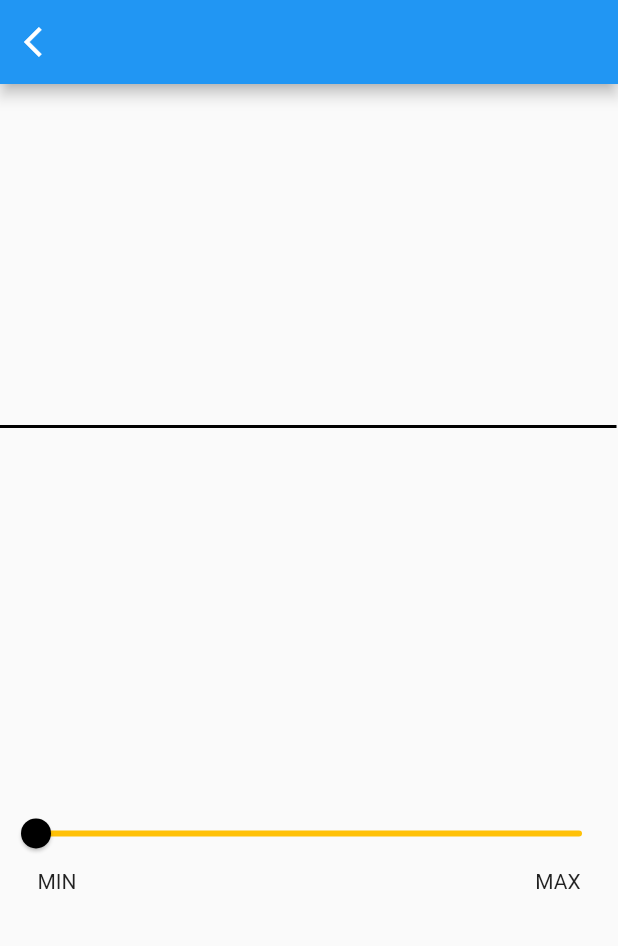
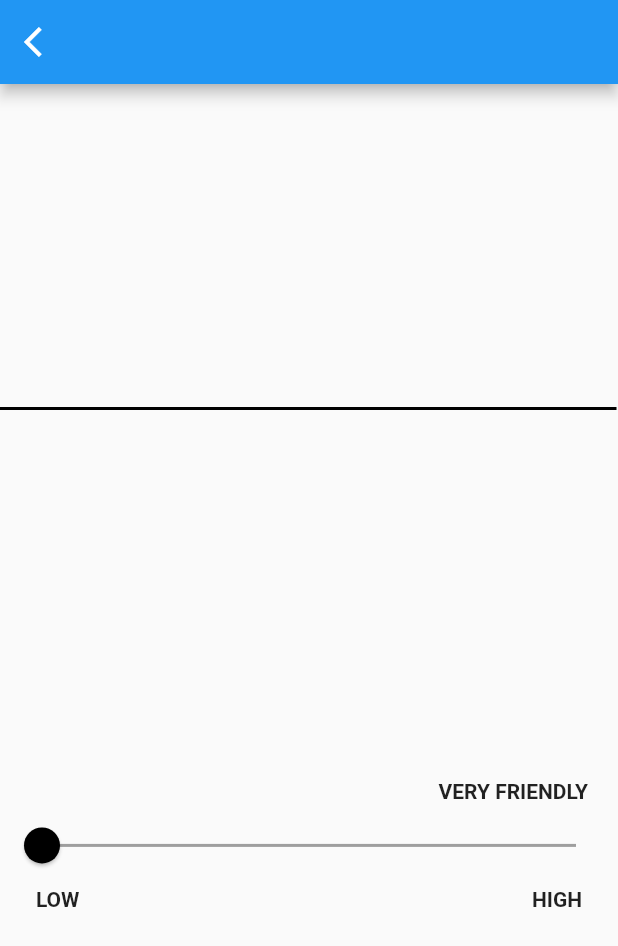
Before and after one commit to Engr-Owais/Flutter-StackedArchitecture-Setup, a Flutter app: the SinewaveView screen opened by its route, on a phone screen of 412 x 824 dp. Shown: the top 946 px of the screen. Run offline on Flutter 3.47's test engine with Material 2 defaults, Android fonts, the phone set to English and light mode, and no system bars; our stand-ins replace flutter_colorpicker, stacked, stacked_core, stacked_services.

Commit message:
Slider UI tweaks

```diff
--- a/lib/ui/views/home/sinewave.dart
+++ b/lib/ui/views/home/sinewave.dart
@@ -34,24 +34,50 @@ class SinewaveView extends StatelessWidget {
               ),
               Column(
                 children: [
-                  Slider(
-                      value: model.value,
-                      max: 120,
-                      min: 0,
-                      inactiveColor: Colors.amber,
-                      activeColor: Colors.black,
+                  Container(
+                    padding: EdgeInsets.only(right: 20.0),
+                    width: MediaQuery.of(context).size.width,
+                    child: Text(
+                      "VERY FRIENDLY",
+                      textAlign: TextAlign.end,
+                      style: TextStyle(fontWeight: FontWeight.bold),
+                    ),
+                  ),
+                  SliderTheme(
+                    data: SliderTheme.of(context).copyWith(
+                      activeTrackColor: Colors.black,
+                      inactiveTrackColor: Colors.grey,
+                      trackShape: RectangularSliderTrackShape(),
+                      trackHeight: 2.0,
                       thumbColor: Colors.black,
-                      onChanged: (value) {
-                        model.changeAmplitude(value);
-                      }),
+                      thumbShape:
+                          RoundSliderThumbShape(enabledThumbRadius: 12.0),
+                      overlayColor: Colors.red.withAlpha(32),
+                      overlayShape:
+                          RoundSliderOverlayShape(overlayRadius: 28.0),
+                    ),
+                    child: Slider(
+                        value: model.value,
+                        max: 120,
+                        min: 0,
+                        onChanged: (value) {
+                          model.changeAmplitude(value);
+                        }),
+                  ),
                   Row(
                     mainAxisAlignment: MainAxisAlignment.spaceAround,
                     children: [
-                      Text("MIN"),
+                      Text(
+                        "LOW",
+                        style: TextStyle(fontWeight: FontWeight.bold),
+                      ),
                       SizedBox(
                         width: MediaQuery.of(context).size.width / 2,
                       ),
-                      Text("MAX"),
+                      Text(
+                        "HIGH",
+                        style: TextStyle(fontWeight: FontWeight.bold),
+                      ),
                     ],
                   ),
                 ],
--- a/lib/ui/widgets/hexagon_widget.dart
+++ b/lib/ui/widgets/hexagon_widget.dart
@@ -31,7 +31,7 @@ class RPSCustomPainter extends CustomPainter {
   @override
   void paint(Canvas canvas, Size size) {
     Paint paint0 = Paint()
-      ..color = const Color.fromARGB(255, 33, 150, 243)
+      ..color = Color.fromARGB(255, 0, 0, 0)
       ..style = PaintingStyle.stroke
       ..strokeWidth = 2;
 
```
Also changed, not shown: lib/ui/views/hexagon/hexagon_view.dart (+16 -16 lines).
